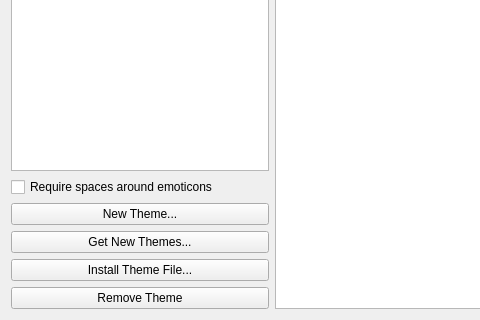
Qt form kcontrol/emoticons/emoticonslist.ui (KDE/kde-runtime) before a commit; both pictures show x 0 to 480 and y 99 to 419 of the 630 by 419 pixel window.
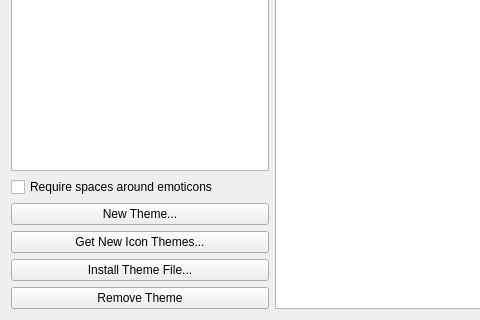
The same form after that commit. Custom widgets are drawn as their Qt base class.

Commit message: use 'Get New Icon Themes' for kns as suggested by Celeste Lyn Paul

Diff of the .ui file:
```diff
--- a/kcontrol/emoticons/emoticonslist.ui
+++ b/kcontrol/emoticons/emoticonslist.ui
@@ -123,7 +123,7 @@
         <string>You need to be connected to the Internet to use this action. A dialog will display a list of emoticon themes from the http://www.kde.org website. Clicking the Install button associated with a theme will install this theme locally.</string>
        </property>
        <property name="text" >
-        <string>Get New Themes...</string>
+        <string>Get New Icon Themes...</string>
        </property>
       </widget>
      </item>
```
Left out of the diff: 2 changed lines with no effect on the pictures.
